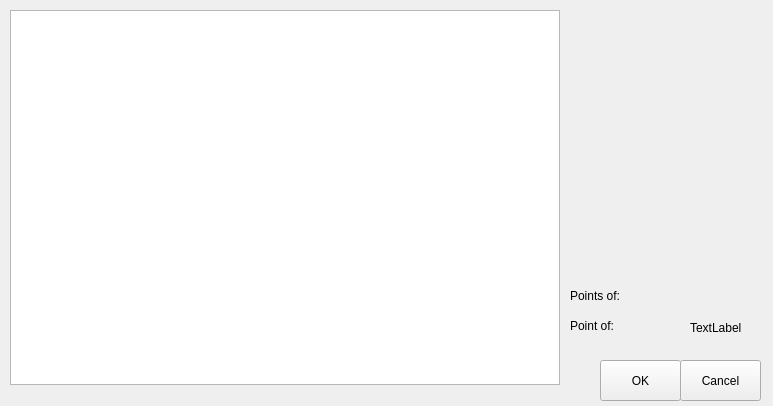
First picture: the form in settingdialog.ui, repository ngskyuki/GUITracker, before the edit.
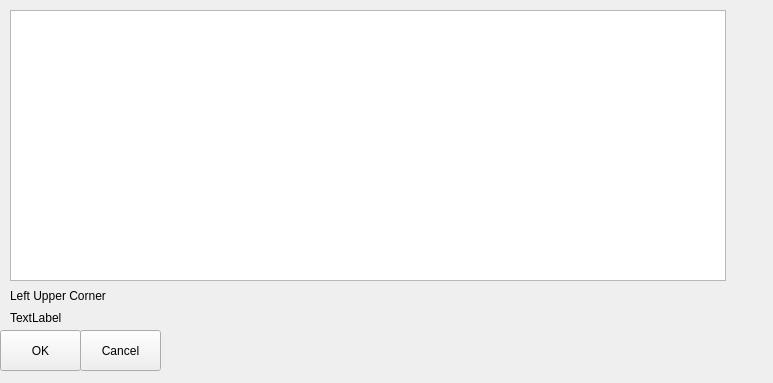
Second picture: the form after the edit.

Commit message: Fix the logics that export coordinates manualy, including marking current tracking object, sending to next frame automatically and fixing coordinates considering point of graphicsview object.

Diff of the .ui file:
```diff
--- a/settingdialog.ui
+++ b/settingdialog.ui
@@ -7,7 +7,7 @@
     <x>0</x>
     <y>0</y>
     <width>773</width>
-    <height>406</height>
+    <height>383</height>
    </rect>
   </property>
   <property name="windowTitle">
@@ -16,8 +16,8 @@
   <widget class="QPushButton" name="btnOk">
    <property name="geometry">
     <rect>
-     <x>600</x>
-     <y>360</y>
+     <x>0</x>
+     <y>330</y>
      <width>81</width>
      <height>41</height>
     </rect>
@@ -29,8 +29,8 @@
   <widget class="QPushButton" name="btnCancel">
    <property name="geometry">
     <rect>
-     <x>680</x>
-     <y>360</y>
+     <x>80</x>
+     <y>330</y>
      <width>81</width>
      <height>41</height>
     </rect>
@@ -42,27 +42,14 @@
   <widget class="QLabel" name="constLblPoint">
    <property name="geometry">
     <rect>
-     <x>570</x>
+     <x>10</x>
      <y>280</y>
-     <width>71</width>
+     <width>121</width>
      <height>31</height>
     </rect>
    </property>
    <property name="text">
-    <string>Points of:</string>
-   </property>
-  </widget>
-  <widget class="QLabel" name="lblPoint">
-   <property name="geometry">
-    <rect>
-     <x>570</x>
-     <y>310</y>
-     <width>111</width>
-     <height>31</height>
-    </rect>
-   </property>
-   <property name="text">
-    <string>Point of:</string>
+    <string>Left Upper Corner</string>
    </property>
   </widget>
   <widget class="QGraphicsView" name="graphicsView">
@@ -70,16 +57,16 @@
     <rect>
      <x>10</x>
      <y>10</y>
-     <width>550</width>
-     <height>375</height>
+     <width>716</width>
+     <height>271</height>
     </rect>
    </property>
   </widget>
   <widget class="QLabel" name="txtPoint">
    <property name="geometry">
     <rect>
-     <x>690</x>
-     <y>320</y>
+     <x>10</x>
+     <y>310</y>
      <width>59</width>
      <height>16</height>
     </rect>
```
The commit also changes 8 other files.
